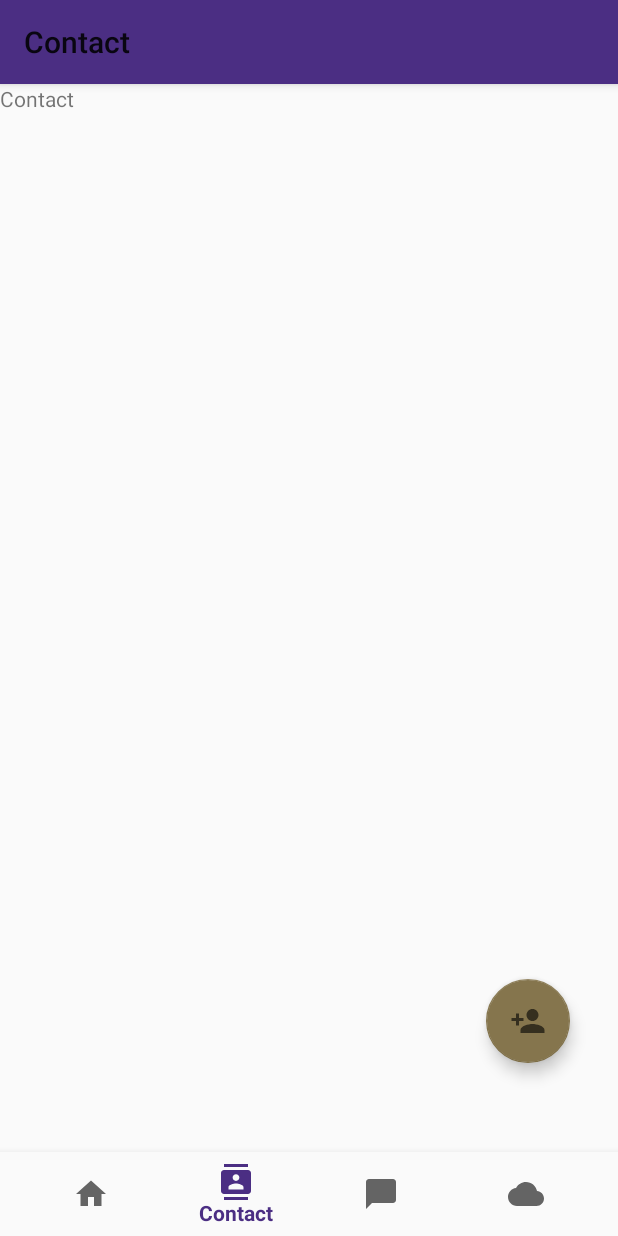
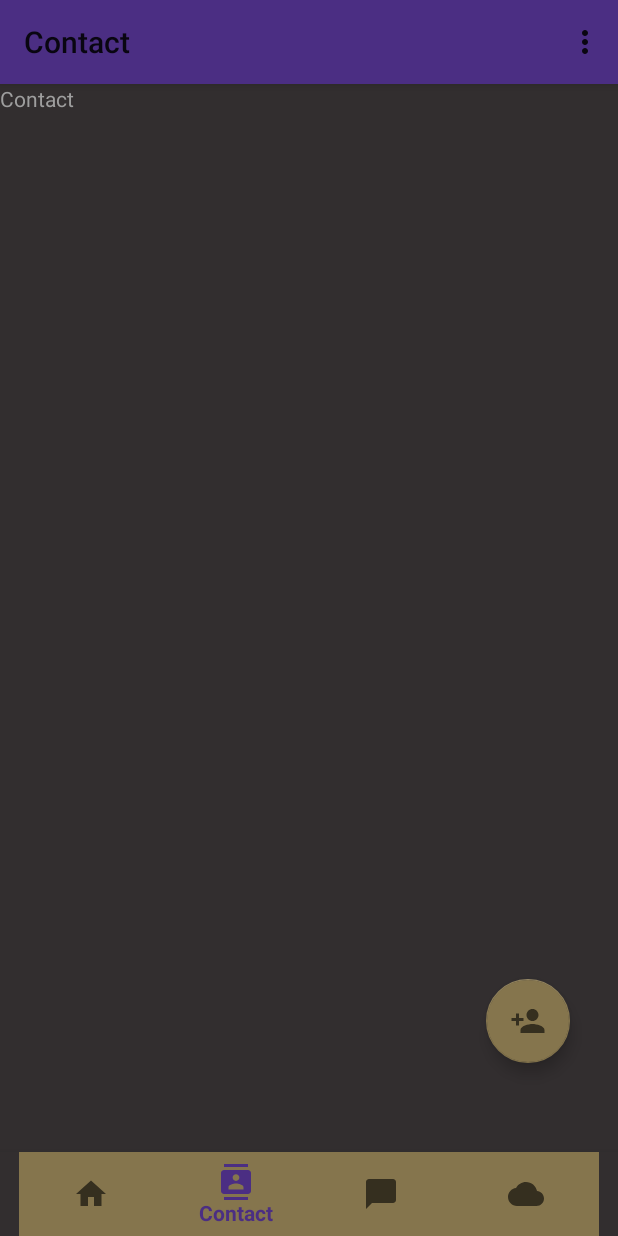
Before and after one commit to Killian-H/Mobile-Application-Project, an Android app: the Fragment_contact screen opened through its navigation route, on a phone screen of 412 x 824 dp. Run offline under Robolectric (Android 15) with nearby library versions, the phone set to English and light mode, and no system bars; our stand-ins replace navigation-ui.

Commit message:
changed style, text color for better contrast, added a drop down menu, and more color options.

```diff
--- a/app/src/main/java/edu/uw/tcss450/group7/chatapp/MainActivity.java
+++ b/app/src/main/java/edu/uw/tcss450/group7/chatapp/MainActivity.java
@@ -7,6 +7,9 @@ import androidx.navigation.ui.AppBarConfiguration;
 import androidx.navigation.ui.NavigationUI;
 
 import android.os.Bundle;
+import android.util.Log;
+import android.view.Menu;
+import android.view.MenuItem;
 
 import com.google.android.material.bottomnavigation.BottomNavigationView;
 
@@ -37,4 +40,22 @@ public class MainActivity extends AppCompatActivity {
         return NavigationUI.navigateUp(navController, mAppBarConfiguration)
                 || super.onSupportNavigateUp();
     }
+
+    @Override
+    public boolean onCreateOptionsMenu(Menu menu) {
+        getMenuInflater().inflate(R.menu.toolbar, menu);
+        return true;
+    }
+
+    @Override
+    public boolean onOptionsItemSelected(MenuItem item) {
+        int id = item.getItemId();
+
+        if (id == R.id.action_settings) {
+            //TODO open a settings fragment
+            Log.d("SETTINGS", "Clicked");
+            return true;
+        }
+        return super.onOptionsItemSelected(item);
+    }
 }
--- a/app/src/main/res/layout/activity_main.xml
+++ b/app/src/main/res/layout/activity_main.xml
@@ -15,6 +15,7 @@
         app:layout_constraintBottom_toBottomOf="parent"
         app:layout_constraintLeft_toLeftOf="parent"
         app:layout_constraintRight_toRightOf="parent"
+        app:itemBackground="@color/secondaryUWColor"
         app:menu="@menu/bottom_nav_menu" />
 
 
--- a/app/src/main/res/layout/fragment_chat.xml
+++ b/app/src/main/res/layout/fragment_chat.xml
@@ -14,6 +14,7 @@
         android:layout_width="0dp"
         android:layout_height="0dp"
         android:text="@string/test_chat"
+        android:textColor="#9E9E9E"
         app:layout_constraintBottom_toBottomOf="parent"
         app:layout_constraintEnd_toEndOf="parent"
         app:layout_constraintHorizontal_bias="0.0"
--- a/app/src/main/res/layout/fragment_contact.xml
+++ b/app/src/main/res/layout/fragment_contact.xml
@@ -14,6 +14,7 @@
         android:layout_width="0dp"
         android:layout_height="0dp"
         android:text="@string/test_contact"
+        android:textColor="#9E9E9E"
         app:layout_constraintBottom_toBottomOf="parent"
         app:layout_constraintEnd_toEndOf="parent"
         app:layout_constraintHorizontal_bias="0.0"
--- a/app/src/main/res/layout/fragment_home.xml
+++ b/app/src/main/res/layout/fragment_home.xml
@@ -13,6 +13,7 @@
         android:layout_width="0dp"
         android:layout_height="0dp"
         android:text="@string/test_home"
+        android:textColor="#9E9E9E"
         app:layout_constraintBottom_toBottomOf="parent"
         app:layout_constraintEnd_toEndOf="parent"
         app:layout_constraintStart_toStartOf="parent"
--- a/app/src/main/res/layout/fragment_weather.xml
+++ b/app/src/main/res/layout/fragment_weather.xml
@@ -13,6 +13,7 @@
         android:layout_width="0dp"
         android:layout_height="0dp"
         android:text="@string/test_weather"
+        android:textColor="#9E9E9E"
         app:layout_constraintBottom_toBottomOf="parent"
         app:layout_constraintEnd_toEndOf="parent"
         app:layout_constraintStart_toStartOf="parent"
--- a/app/src/main/res/menu/bottom_nav_menu.xml
+++ b/app/src/main/res/menu/bottom_nav_menu.xml
@@ -1,5 +1,6 @@
 <?xml version="1.0" encoding="utf-8"?>
 <menu xmlns:android="http://schemas.android.com/apk/res/android">
+
     <item
         android:id="@+id/navigation_home"
         android:icon="@drawable/ic_home_white_24dp"
--- /dev/null
+++ b/app/src/main/res/menu/toolbar.xml
@@ -0,0 +1,10 @@
+<?xml version="1.0" encoding="utf-8"?>
+<menu xmlns:android="http://schemas.android.com/apk/res/android"
+    xmlns:app="http://schemas.android.com/apk/res-auto">
+    <item
+        android:id="@+id/action_settings"
+        android:orderInCategory="100"
+        android:title="Settings"
+        app:showAsAction="never" />
+
+</menu>
--- a/app/src/main/res/navigation/auth_graph.xml
+++ b/app/src/main/res/navigation/auth_graph.xml
@@ -12,7 +12,8 @@
         tools:layout="@layout/fragment_sign_in" >
         <action
             android:id="@+id/action_loginFragment_to_registerFragment"
-            app:destination="@id/registerFragment" />
+            app:destination="@id/registerFragment"
+            app:enterAnim="@android:anim/slide_in_left" />
         <action
             android:id="@+id/action_loginFragment_to_mainActivity"
             app:destination="@id/mainActivity" />
@@ -32,7 +33,8 @@
         tools:layout="@layout/fragment_register" >
         <action
             android:id="@+id/action_registerFragment_to_loginFragment"
-            app:destination="@id/SignInFragment" />
+            app:destination="@id/SignInFragment"
+            app:exitAnim="@android:anim/slide_out_right" />
     </fragment>
     <activity
         android:id="@+id/mainActivity"
--- a/app/src/main/res/values/styles.xml
+++ b/app/src/main/res/values/styles.xml
@@ -1,11 +1,12 @@
 <?xml version="1.0" encoding="utf-8"?>
 <resources>
-    <style name="AppTheme" parent="Theme.AppCompat.Light">
+    <style name="AppTheme" parent="Base.Theme.AppCompat.Light">
         <!-- Customize your theme here. -->
         <item name="colorPrimary">@color/primaryUWColor</item>
         <item name="colorPrimaryDark">@color/primaryUWDarkColor</item>
         <item name="colorAccent">@color/secondaryUWColor</item>
         <item name="android:statusBarColor">@color/primaryUWLightColor</item>
+        <item name="android:windowBackground">@color/primaryColor</item>
     </style>
 
     <style name="AppTheme_Alt" parent="AppTheme">
@@ -14,5 +15,6 @@
         <item name="colorPrimaryDark">@color/primaryDarkColor</item>
         <item name="colorAccent">@color/secondaryColor</item>
         <item name="android:statusBarColor">@color/secondaryLightColor</item>
+        <item name="android:background">@color/secondaryDarkColor</item>
     </style>
 </resources>
```
Also changed, not shown: app/src/main/java/edu/uw/tcss450/group7/chatapp/ui/auth/register/RegisterViewModel.java (+27 -0 lines).
